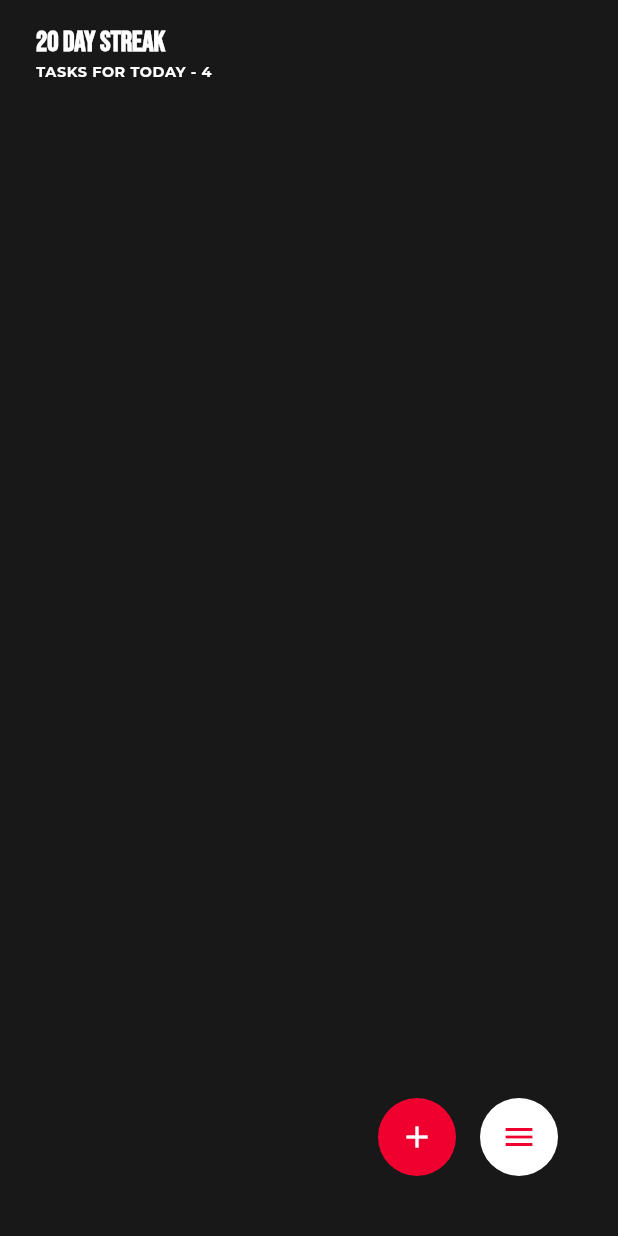
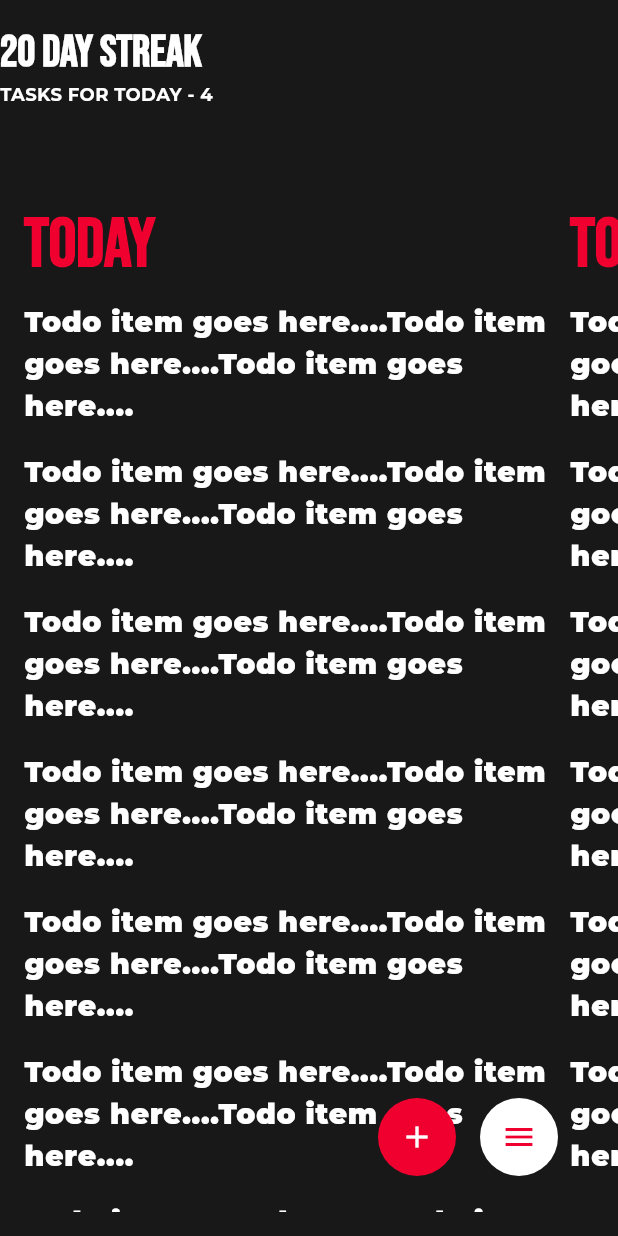
Before and after one commit to vamsi-krishna-kodimela/minimalist-to-do-app-flutter, a Flutter app: the screen it shows after launch, on a phone screen of 412 x 824 dp. Run offline on Flutter 3.47's test engine with Material 3 defaults, Android fonts, the light colour scheme and no system bars; our stand-ins replace google_fonts.

Commit message:
Streak file

```diff
--- a/lib/screens/home_screen/components/streak_info.dart
+++ b/lib/screens/home_screen/components/streak_info.dart
@@ -0,0 +1,25 @@
+import 'package:flutter/material.dart';
+
+class StreakInfo extends StatelessWidget {
+  const StreakInfo({super.key});
+
+  @override
+  Widget build(BuildContext context) {
+    int streak = 20;
+    int pendingTasks = 4;
+    return Column(
+      mainAxisAlignment: MainAxisAlignment.start,
+      crossAxisAlignment: CrossAxisAlignment.start,
+      children: [
+        Text(
+          '$streak Day Streak',
+          style: Theme.of(context).textTheme.headlineMedium,
+        ),
+        Text(
+          'TASKS FOR TODAY - $pendingTasks',
+          style: Theme.of(context).textTheme.bodyMedium,
+        ),
+      ],
+    );
+  }
+}
--- /dev/null
+++ b/lib/screens/home_screen/components/to_do_list.dart
@@ -0,0 +1,60 @@
+import 'package:flutter/material.dart';
+
+class ToDoList extends StatelessWidget {
+  const ToDoList({super.key});
+
+  @override
+  Widget build(BuildContext context) {
+    List<int> days = [10, 20];
+    return Expanded(
+      child: SingleChildScrollView(
+        scrollDirection: Axis.horizontal,
+        padding: EdgeInsets.only(
+          left: 16.0,
+          right: 32.0,
+        ),
+        child: Row(
+          children: days.map((day) => const DayList()).toList(),
+        ),
+      ),
+    );
+  }
+}
+
+class DayList extends StatelessWidget {
+  const DayList({
+    super.key,
+  });
+
+  @override
+  Widget build(BuildContext context) {
+    Size size = MediaQuery.of(context).size;
+    return Column(
+      mainAxisAlignment: MainAxisAlignment.start,
+      crossAxisAlignment: CrossAxisAlignment.start,
+      children: [
+        Text(
+          "Today",
+          style: Theme.of(context).textTheme.headlineLarge,
+        ),
+        Expanded(
+          child: SizedBox(
+            width: size.width - 48.0,
+            child: ListView.builder(
+              itemCount: 100,
+              itemBuilder: (_, index) {
+                return ListTile(
+                  title: Text(
+                    "Todo item goes here....Todo item goes here....Todo item goes here....",
+                    style: Theme.of(context).textTheme.bodyLarge,
+                  ),
+                  contentPadding: EdgeInsets.zero,
+                );
+              },
+            ),
+          ),
+        ),
+      ],
+    );
+  }
+}
--- a/lib/screens/home_screen/home_screen.dart
+++ b/lib/screens/home_screen/home_screen.dart
@@ -1,3 +1,6 @@
+import 'package:do_it/screens/home_screen/components/streak_info.dart';
+import 'package:do_it/screens/home_screen/components/to_do_list.dart';
+
 import '../../config/constants/theme.dart';
 import './components/action_buttons.dart';
 import 'package:flutter/material.dart';
@@ -7,32 +10,23 @@ class HomeScreen extends StatelessWidget {
 
   @override
   Widget build(BuildContext context) {
-    int streak = 20;
-    int pendingTasks = 4;
-    return Scaffold(
+    return const Scaffold(
       backgroundColor: kPrimaryColor,
       body: SafeArea(
-        child: SingleChildScrollView(
+        child: Padding(
           padding: const EdgeInsets.symmetric(
-            horizontal: 24.0,
             vertical: 16.0,
+            horizontal: 0,
           ),
           child: Column(
+            mainAxisAlignment: MainAxisAlignment.start,
+            crossAxisAlignment: CrossAxisAlignment.start,
             children: [
-              Column(
-                mainAxisAlignment: MainAxisAlignment.start,
-                crossAxisAlignment: CrossAxisAlignment.start,
-                children: [
-                  Text(
-                    '$streak Day Streak',
-                    style: Theme.of(context).textTheme.headlineSmall,
-                  ),
-                  Text(
-                    'TASKS FOR TODAY - $pendingTasks',
-                    style: Theme.of(context).textTheme.bodySmall,
-                  ),
-                ],
+              StreakInfo(),
+              SizedBox(
+                height: 64.0,
               ),
+              ToDoList(),
             ],
           ),
         ),
```
